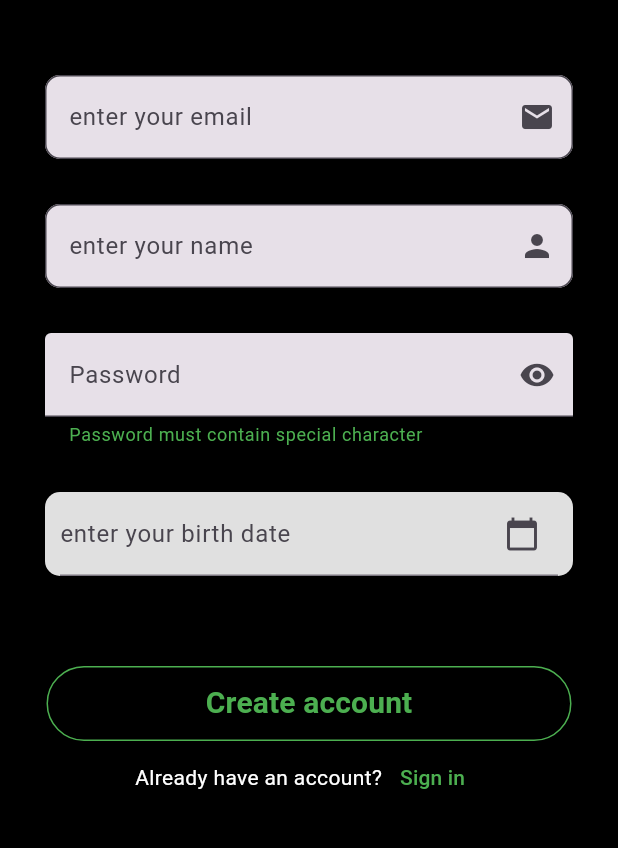
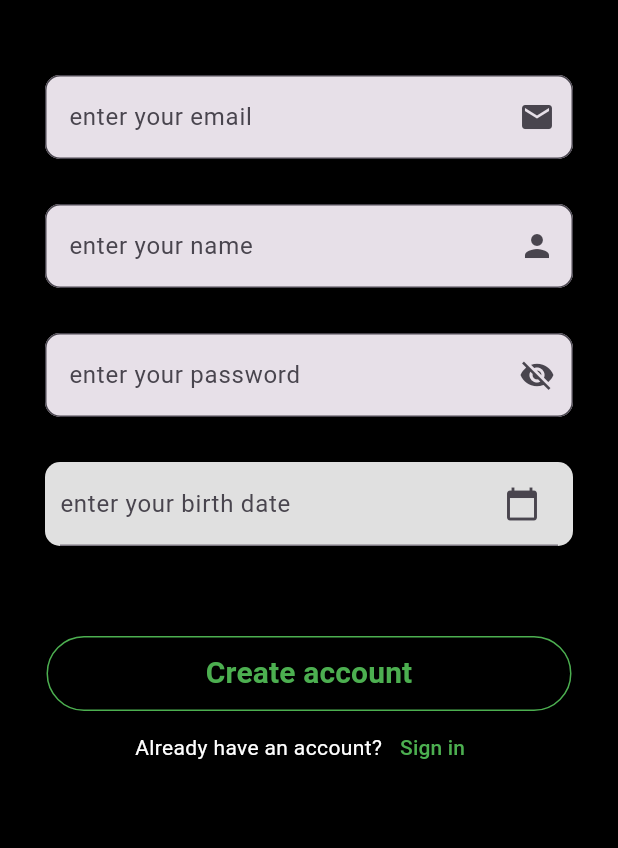
Before and after one commit to sakshisukhani26/spotify, a Flutter app: the screen it shows after launch, on a phone screen of 412 x 824 dp, the part 225-1073 px from its top. Run offline on Flutter 3.47's test engine with Material 3 defaults, Android fonts, the phone set to English and light mode, and no system bars; our stand-ins replace datetime_picker_formfield_new, flutter_sticky_header, shared_preferences; network calls fail.

Commit message:
save changes

```diff
--- a/lib/Settings.dart
+++ b/lib/Settings.dart
@@ -1,4 +1,6 @@
 import 'package:flutter/material.dart';
+import 'package:shared_preferences/shared_preferences.dart';
+import 'package:spotify/signin.dart';
 
 class Settings extends StatefulWidget {
   const Settings({super.key});
@@ -187,7 +189,9 @@ class _SettingsState extends State<Settings> {
               ),
               Padding(
                 padding: const EdgeInsets.all(8.0),
-                child: TextButton(onPressed: (){}, child: Text("Log out",style: TextStyle(color: Colors.white,fontSize: 20),)),
+                child: TextButton(onPressed: ()async{SharedPreferences preferences = await SharedPreferences.getInstance();
+                await preferences.clear();
+                Navigator.push(context, MaterialPageRoute(builder:(context)=>Signin()));}, child: Text("Log out",style: TextStyle(color: Colors.white,fontSize: 20),)),
               )
             ],),
         ),
--- a/lib/UiHelper.dart
+++ b/lib/UiHelper.dart
@@ -16,13 +16,12 @@ class UiHelper{
           backgroundColor: backgroundcolor,foregroundColor: foregroundColor),
     );
   }
-  static customTextField(TextEditingController controller, String text, IconData icondata,Color color,[bool? password]) {
+  static customTextField(TextEditingController controller, String text, IconData icondata,Color color) {
     return TextField(
       controller: controller,
-      obscureText: password!=null ? password : false,
       decoration: InputDecoration(
           hintText: text,
-          suffixIcon: Icon(icondata),
+          suffixIcon:Icon(icondata),
           filled: true,
           focusColor: Colors.grey,
           border: OutlineInputBorder(
@@ -45,5 +44,23 @@ class UiHelper{
       );
     });
   }
-  static customPwd(){}
+  static custompwd(TextEditingController controller, String text,Color color,[String? params,bool? password,VoidCallback? callback]) {
+    return TextField(
+      controller: controller,
+      obscureText: password!,
+      decoration: InputDecoration(
+          hintText: text,
+          suffixIcon:IconButton(
+            icon: Icon(password
+                ? Icons.visibility_off
+                : Icons.visibility),
+            onPressed: callback,
+          ),
+          filled: true,
+          focusColor: Colors.grey,
+          border: OutlineInputBorder(
+            borderRadius: BorderRadius.circular(10),
+          )),
+    );
+  }
 }
--- a/lib/login.dart
+++ b/lib/login.dart
@@ -21,6 +21,7 @@ class _LoginState extends State<Login> {
   TextEditingController pwdController = TextEditingController();
   final format= DateFormat('yyy-mm-dd');
   DateTime date = DateTime.now();
+  bool passwordVisible=true;
   @override
   Widget build(BuildContext context) {
     return Scaffold(
@@ -34,8 +35,14 @@ class _LoginState extends State<Login> {
               Center(child: Text("Spotify",style: TextStyle(color: Colors.white,fontSize: 40,))),
               SizedBox(height: 60,),
               UiHelper.customTextField(emailController, "enter your email", Icons.email,Colors.grey),
-              SizedBox(height: 30,),
-              UiHelper.customTextField(pwdController, "enter your password", Icons.visibility,Colors.grey,true),
+              SizedBox(height: 30,),UiHelper.custompwd(pwdController, "enter your password",Colors.grey,"password",passwordVisible,() {
+                setState(
+                      () {
+                    passwordVisible = !passwordVisible;
+                    log(passwordVisible.toString());
+                  },
+                );
+              },),
               Container(
                 alignment: Alignment.bottomRight,
                   child: TextButton(onPressed: (){login(emailController.text.toString(), pwdController.text.toString());}, child: Text("Forgot password?", style: TextStyle(color: Colors.white),))
--- a/lib/main.dart
+++ b/lib/main.dart
@@ -27,7 +27,7 @@ class MyApp extends StatelessWidget {
         colorScheme: ColorScheme.fromSeed(seedColor: Colors.deepPurple),
         useMaterial3: true,
       ),
-      home: Signin(),
+      home: SplashScreen2(),
       debugShowCheckedModeBanner: false,
     );
   }
--- a/lib/signin.dart
+++ b/lib/signin.dart
@@ -46,76 +46,15 @@ class _SigninState extends State<Signin> {
               SizedBox(height: 30,),
               UiHelper.customTextField(nameController, "enter your name", Icons.person,Colors.grey),
               SizedBox(height: 30,),
-              // UiHelper.customTextField(pwdController, "enter your password", Icons.visibility,Colors.grey,true),
-              TextField(
-                controller: pwdController,
-                obscureText: passwordVisible,
-                decoration: InputDecoration(
-                  border: UnderlineInputBorder(),
-                  hintText: "Password",
-                  labelText: "Password",
-                  helperText:"Password must contain special character",
-                  helperStyle:TextStyle(color:Colors.green),
-                  suffixIcon: IconButton(
-                    icon: Icon(passwordVisible
-                        ? Icons.visibility
-                        : Icons.visibility_off),
-                    onPressed: () {
-                      setState(
-                            () {
-                          passwordVisible = !passwordVisible;
-                        },
-                      );
-                    },
-                  ),
-                  alignLabelWithHint: false,
-                  filled: true,
-                ),
-                keyboardType: TextInputType.visiblePassword,
-                textInputAction: TextInputAction.done,
-              ),
+              UiHelper.custompwd(pwdController, "enter your password",Colors.grey,"password",passwordVisible,() {
+                setState(
+                      () {
+                    passwordVisible = !passwordVisible;
+                    log(passwordVisible.toString());
+                  },
+                );
+              },),
               SizedBox(height: 30,),
-              // Container(
-              //   child: Padding(
-              //     padding: const EdgeInsets.symmetric(horizontal: 10),
-              //     child: TextField(
-              //       controller: dateController,
-              //       decoration: InputDecoration(
-              //         labelText: 'DATE',
-              //         filled: true,
-              //         enabledBorder: OutlineInputBorder(
-              //           borderSide: BorderSide.none,
-              //         ),
-              //         focusedBorder: OutlineInputBorder(
-              //           borderSide: BorderSide(color: Colors.blue)
-              //         ),
-              //       ),
-              //       readOnly: true,
-              //       onTap: (){selectDate();},
-              //     ),
-              //   ),
-              // ),
-
-              // Container(
-              //   child: Padding(
-              //     padding: const EdgeInsets.symmetric(horizontal: 10),
-              //     child: DateTimeField(
-              //       onChanged: selectDate(),
-              //       controller: dateController,
-              //       format: format,
-              //       decoration: InputDecoration(
-              //         label: Text("enter your birth date"),
-              //         suffixIcon: Icon(Icons.calendar_today),
-              //       ),
-              //       onShowPicker: (context, currentValue) async{
-              //       final date = showDatePicker(context: context, firstDate: DateTime(1900), lastDate: DateTime(2100));
-              //       },style: TextStyle(backgroundColor: Colors.white)),
-              //   ),
-              //   decoration: BoxDecoration(
-              //     color: Colors.grey.shade300,
-              //     borderRadius: BorderRadius.circular(10)
-              //   ),
-              // ),
               Container(
                 child: Padding(
                   padding: const EdgeInsets.symmetric(horizontal: 10),
```
